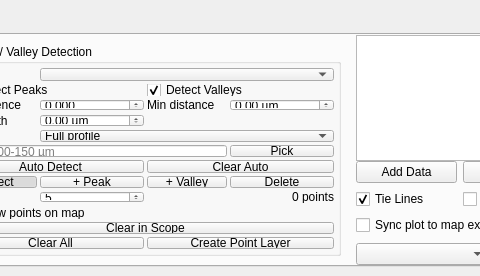
First picture: the form in ui/dockWidget.ui, repository wiscsims/line_profile, before the edit; both pictures show x 781 to 1261 and y 0 to 276 of the 1367 by 276 pixel window.
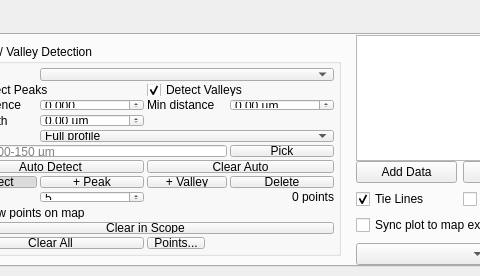
Second picture: the form after the edit. The open tabs and pages were chosen to show the change.

Commit message: Add peak and valley point import export

```diff
--- a/ui/dockWidget.ui
+++ b/ui/dockWidget.ui
@@ -250,7 +250,7 @@
              <item row="9" column="0" colspan="4"><widget class="QCheckBox" name="Chk_ShowFeaturePoints"><property name="text"><string>Show points on map</string></property><property name="checked"><bool>true</bool></property></widget></item>
              <item row="10" column="0" colspan="4"><widget class="QPushButton" name="Btn_ClearInScope"><property name="text"><string>Clear in Scope</string></property></widget></item>
              <item row="11" column="0" colspan="2"><widget class="QPushButton" name="Btn_ClearAllFeatures"><property name="text"><string>Clear All</string></property></widget></item>
-             <item row="11" column="2" colspan="2"><widget class="QPushButton" name="Btn_CreatePointLayer"><property name="text"><string>Create Point Layer</string></property></widget></item>
+             <item row="11" column="2" colspan="2"><widget class="QToolButton" name="Btn_PointsMenu"><property name="text"><string>Points...</string></property><property name="toolTip"><string>Import, export, or create a point layer</string></property><property name="popupMode"><enum>QToolButton::InstantPopup</enum></property></widget></item>
             </layout>
            </widget>
           </item>
```
The commit also changes 6 other files.
